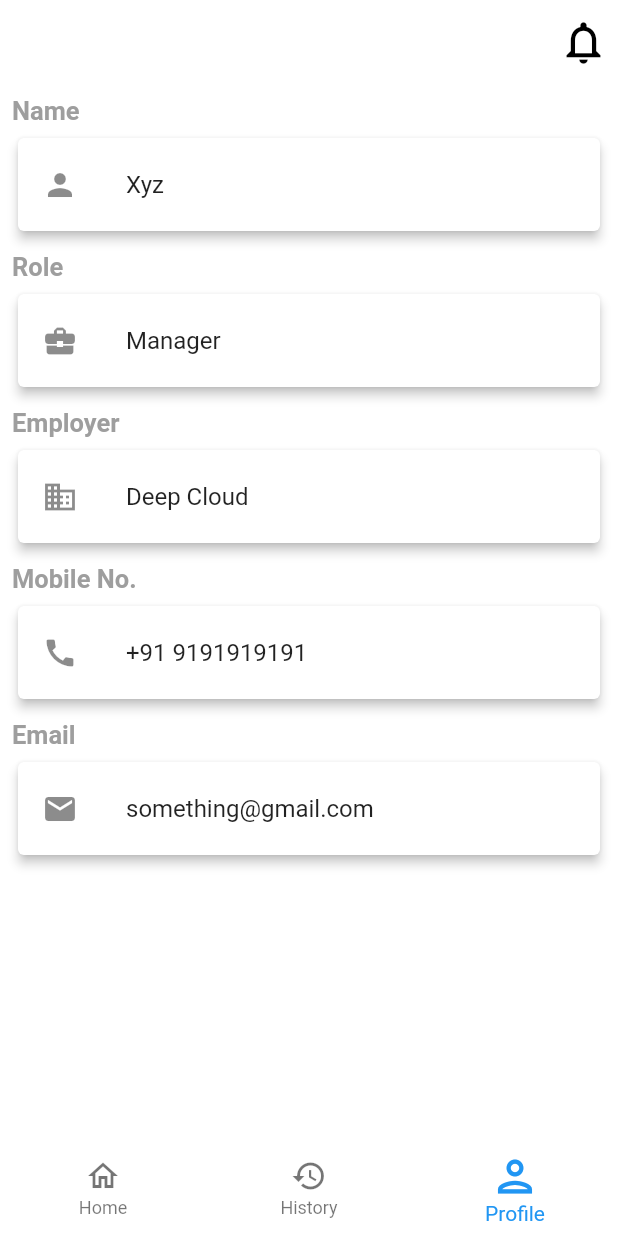
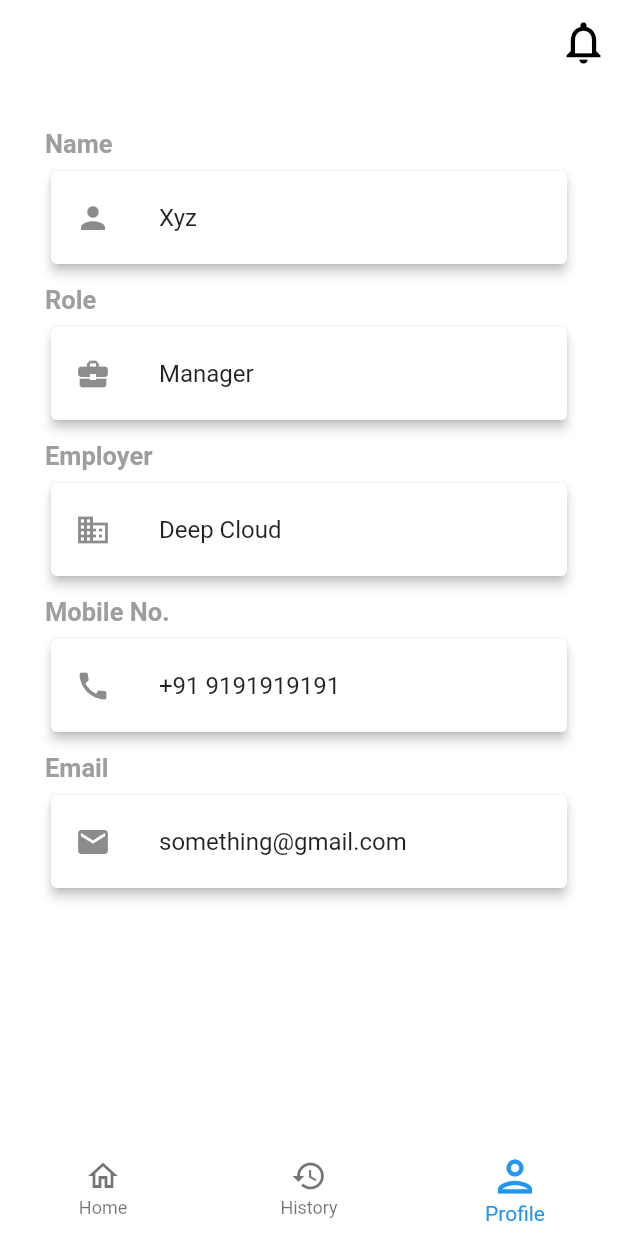
Before and after one commit to sawood14012/expmanager, a Flutter app: the Home screen opened directly, item 3 of the bottom bar chosen, on a phone screen of 412 x 824 dp. Run offline on Flutter 3.47's test engine with Material 2 defaults, Android fonts, the phone set to English and light mode, and no system bars; our stand-ins replace dio, flutter_riverpod; missing offline and left inert: dart:html; network calls fail; Roboto replaces fonts that are missing (Montserrat).

Commit message:
removed unwanted dependencies

```diff
--- a/lib/profileView.dart
+++ b/lib/profileView.dart
@@ -19,7 +19,7 @@ class _ProfileState extends ConsumerState<Profile> {
     // ignore: todo
     // TODO: implement build
     return ListView(
-      padding: const EdgeInsets.all(8),
+      padding: const EdgeInsets.all(30),
       children: <Widget>[
         Text("Name",
             textAlign: TextAlign.start,
--- a/pubspec.yaml
+++ b/pubspec.yaml
@@ -27,7 +27,6 @@ environment:
 # the latest version available on pub.dev. To see which dependencies have newer
 # versions available, run `flutter pub outdated`.
 dependencies:
-  dropdownfield: ^0.0.2
   flutter:
     sdk: flutter
 
```
Also changed, not shown: pubspec.lock.
